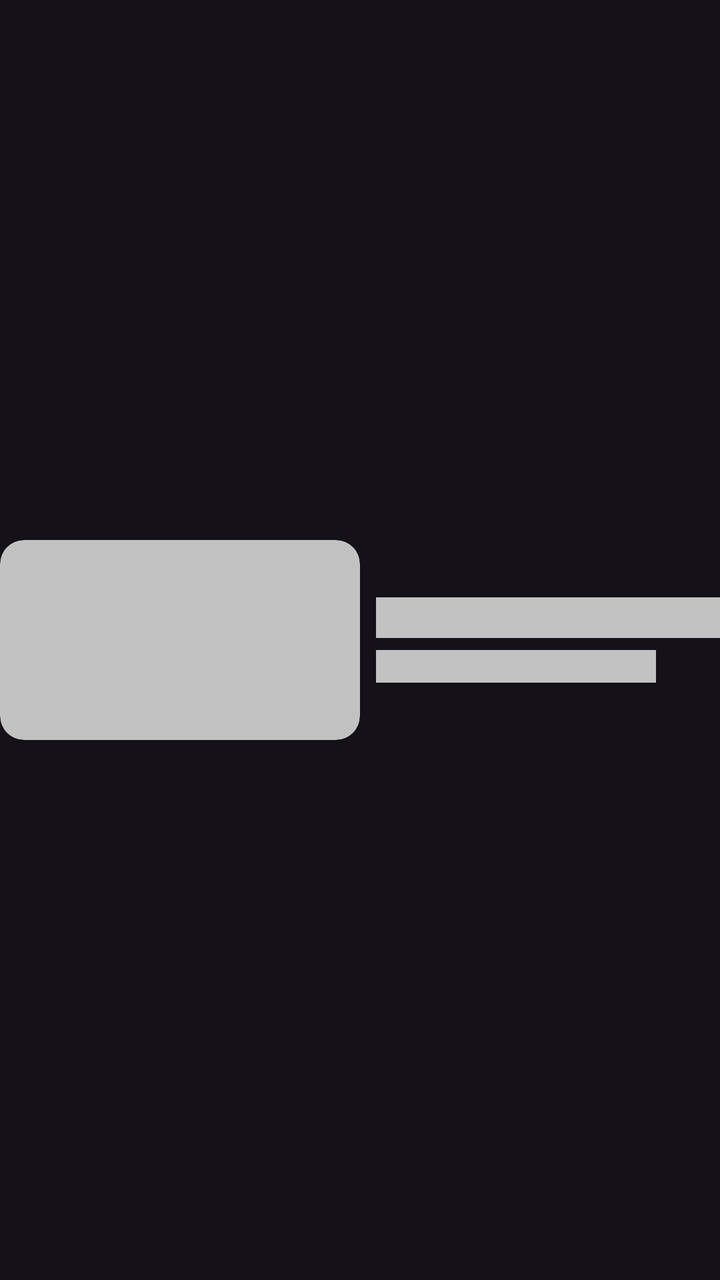
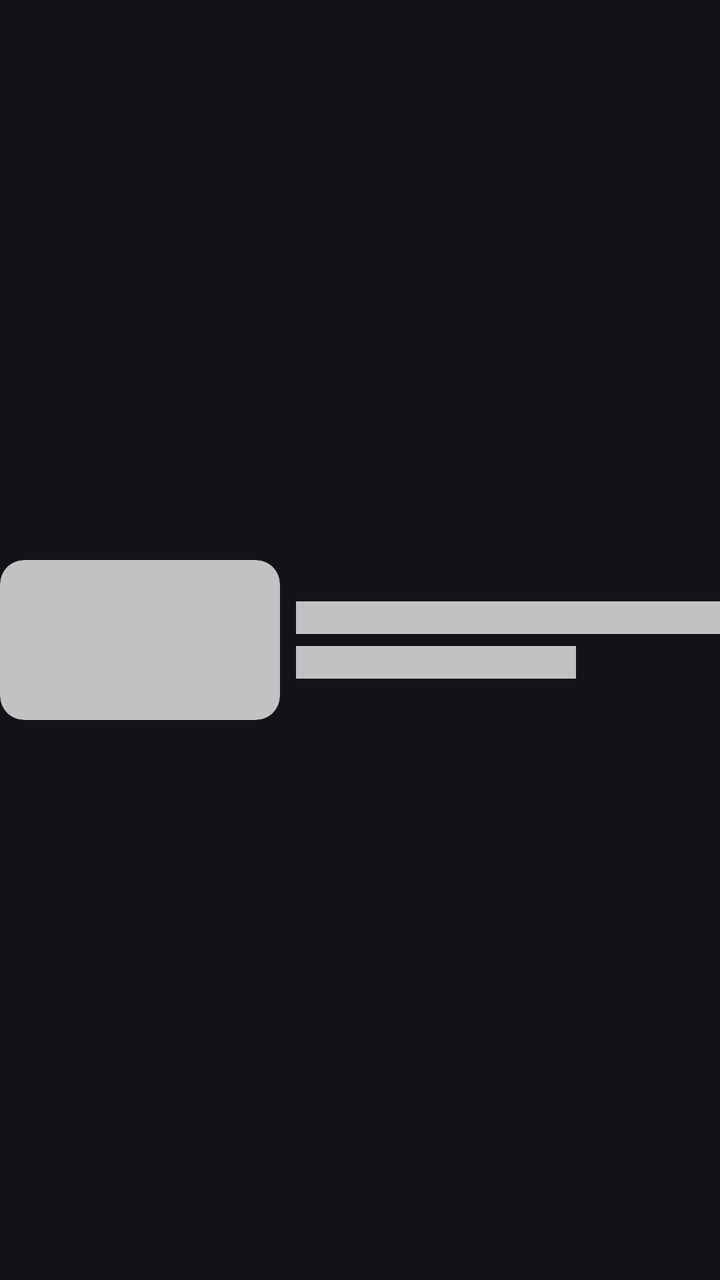

The first picture is an Android layout as it rendered before a commit; the second is the same layout after the commit. The layout source and the unified diff follow.
<!-- AndroidManifest.xml: application theme Theme.MovieDBCh5 -->
<!-- res/layout/movie_card_toprated_shimmer.xml -->
<?xml version="1.0" encoding="utf-8"?>
<androidx.constraintlayout.widget.ConstraintLayout xmlns:android="http://schemas.android.com/apk/res/android"
    android:layout_width="match_parent"
    android:layout_height="wrap_content"
    android:layout_marginBottom="8dp"
    xmlns:app="http://schemas.android.com/apk/res-auto">
    
    <com.google.android.material.card.MaterialCardView
        android:id="@+id/card_iv_toprated"
        android:layout_width="180dp"
        android:layout_height="100dp"
        app:layout_constraintStart_toStartOf="parent"
        app:layout_constraintTop_toTopOf="parent"
        app:layout_constraintBottom_toBottomOf="parent"
        android:backgroundTint="@color/shimmerColor"
        app:strokeWidth="0dp"
        android:elevation="0dp">

        <ImageView
            android:id="@+id/iv_toprated_movie"
            android:layout_width="match_parent"
            android:layout_height="match_parent"
            android:scaleType="centerCrop"
            android:importantForAccessibility="no" />

    </com.google.android.material.card.MaterialCardView>

    <TextView
        android:id="@+id/tv_movie_popular_title"
        android:layout_width="0dp"
        android:layout_height="wrap_content"
        android:background="@color/shimmerColor"
        android:fontFamily="@font/netflixsans_regular"
        android:textColor="@color/white"
        android:textSize="15sp"
        android:layout_marginStart="8dp"
        android:maxLines="2"
        app:layout_constraintVertical_chainStyle="packed"
        app:layout_constraintEnd_toEndOf="parent"
        app:layout_constraintTop_toTopOf="parent"
        app:layout_constraintBottom_toTopOf="@id/tv_movie_popular_rating"
        app:layout_constraintStart_toEndOf="@id/card_iv_toprated"/>

    <TextView
        android:id="@+id/tv_movie_popular_rating"
        android:layout_width="140dp"
        android:layout_height="wrap_content"
        android:background="@color/shimmerColor"
        android:layout_marginStart="8dp"
        android:layout_marginTop="6dp"
        android:fontFamily="@font/netflixsans_light"
        android:textColor="@color/white"
        android:textSize="12sp"
        app:layout_constraintStart_toEndOf="@id/card_iv_toprated"
        app:layout_constraintTop_toBottomOf="@id/tv_movie_popular_title"
        app:layout_constraintBottom_toBottomOf="parent"/>

</androidx.constraintlayout.widget.ConstraintLayout>
<!-- resources referenced by this layout -->
<resources>
  <color name="shimmerColor">#C2C2C2</color>
  <color name="white">#FFFFFFFF</color>
  <style name="Theme.MovieDBCh5" parent="Base.Theme.MovieDBCh5" />
  <style name="Base.Theme.MovieDBCh5" parent="Theme.Material3.Dark.NoActionBar">
          
          
      </style>
</resources>

<!-- the commit's change to res/layout/movie_card_toprated_shimmer.xml (unified diff, before → after) -->
@@ -2,13 +2,13 @@
 <androidx.constraintlayout.widget.ConstraintLayout xmlns:android="http://schemas.android.com/apk/res/android"
     android:layout_width="match_parent"
     android:layout_height="wrap_content"
-    android:layout_marginBottom="8dp"
+    android:layout_marginBottom="10dp"
     xmlns:app="http://schemas.android.com/apk/res-auto">
     
     <com.google.android.material.card.MaterialCardView
         android:id="@+id/card_iv_toprated"
-        android:layout_width="180dp"
-        android:layout_height="100dp"
+        android:layout_width="140dp"
+        android:layout_height="80dp"
         app:layout_constraintStart_toStartOf="parent"
         app:layout_constraintTop_toTopOf="parent"
         app:layout_constraintBottom_toBottomOf="parent"
@@ -32,7 +32,7 @@
         android:background="@color/shimmerColor"
         android:fontFamily="@font/netflixsans_regular"
         android:textColor="@color/white"
-        android:textSize="15sp"
+        android:textSize="12sp"
         android:layout_marginStart="8dp"
         android:maxLines="2"
         app:layout_constraintVertical_chainStyle="packed"
